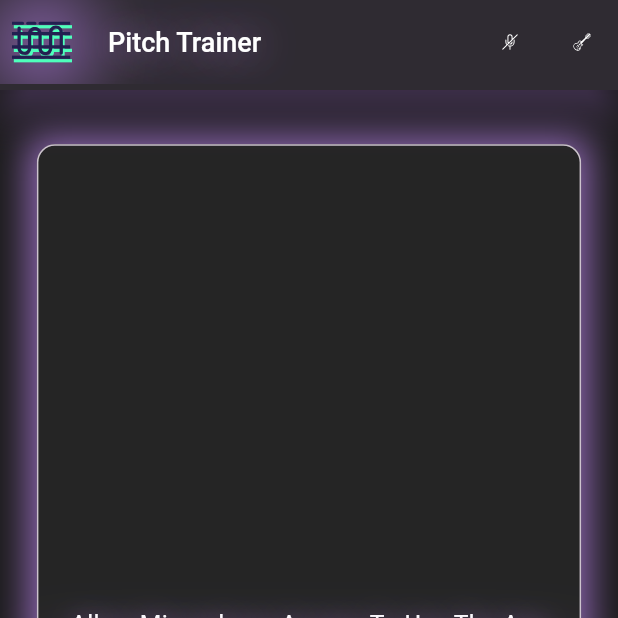
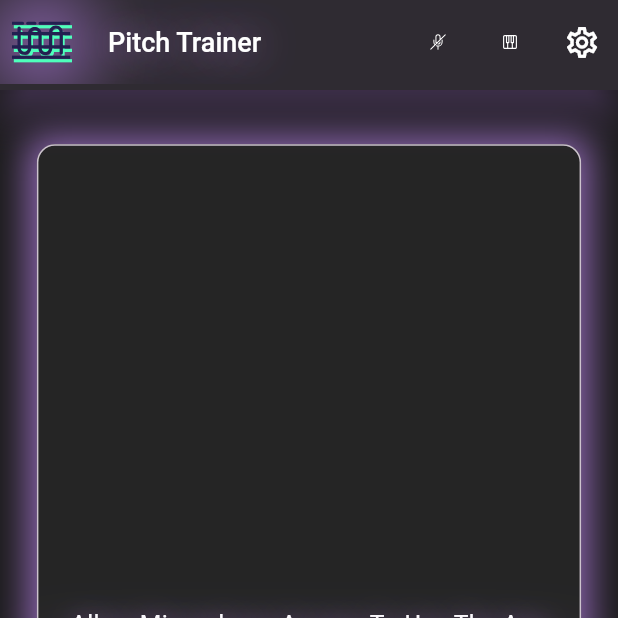
Before and after one commit to mattiolichiara/pitch_trainer, a Flutter app: the screen it shows after launch, on a phone screen of 412 x 824 dp, the top half of it. Run offline on Flutter 3.47's test engine with Material 3 defaults, Android fonts, the phone set to English and light mode, and no system bars; our stand-ins replace flutter_bloc, flutter_svg, permission_handler, shared_preferences; missing offline and left inert: complex, flutter_audio_waveforms, linear_progress_bar, record.

Commit message:
+Added Theme Cubit +Added Theme Selection Section +Added Settings View +@TODO Theme Selection Logic +@TODO ColorScheme definition +@TODO Apply Color Theme

```diff
--- a/lib/app.dart
+++ b/lib/app.dart
@@ -1,11 +1,19 @@
 import 'package:flutter/material.dart';
-import 'package:pitch_trainer/sampling/sound_sampling.dart';
+import 'package:flutter_bloc/flutter_bloc.dart';
+import 'package:pitch_trainer/sampling/view/sound_sampling.dart';
+
+import 'general/utils/theme_cubit.dart';
 
 class MyApp extends StatelessWidget {
-  const MyApp({super.key});
+  final ThemeCubit themeCubit;
+  const MyApp({super.key, required this.themeCubit});
 
   @override
   Widget build(BuildContext context) {
+    return BlocProvider.value(
+      value: themeCubit,
+      child: BlocBuilder<ThemeCubit, ThemeData>(
+        builder: (context, theme) {
           return MaterialApp(
             title: 'Pitch Trainer',
             theme: ThemeData(
@@ -16,5 +24,8 @@ class MyApp extends StatelessWidget {
             ),
             home: const SoundSampling(),
           );
+        },
+      ),
+    );
   }
 }
--- /dev/null
+++ b/lib/general/utils/theme_cubit.dart
@@ -0,0 +1,104 @@
+import 'package:flutter/material.dart';
+import 'package:flutter_bloc/flutter_bloc.dart';
+import 'package:shared_preferences/shared_preferences.dart';
+
+enum AppThemeMode {purple, green, blue, red, pink, yellow, orange}
+
+class ThemeCubit extends Cubit<ThemeData> {
+  ThemeCubit() : super(_themes[AppThemeMode.purple]!);
+
+  static final Map<AppThemeMode, ThemeData> _themes = {
+    AppThemeMode.purple: ThemeData(
+      brightness: Brightness.dark,
+      colorScheme: const ColorScheme.dark(
+        primary: Colors.purple,
+        secondary: Colors.blueAccent,
+        surface: Colors.grey,
+        onPrimary: Colors.black,
+        onSecondary: Colors.white,
+        onSurface: Colors.black,
+      ),
+    ),
+    AppThemeMode.green: ThemeData(
+      brightness: Brightness.dark,
+      colorScheme: const ColorScheme.dark(
+        primary: Colors.green,
+        secondary: Colors.deepPurple,
+        surface: Colors.grey,
+        onPrimary: Colors.white,
+        onSecondary: Colors.white,
+        onSurface: Colors.white,
+      ),
+    ),
+    AppThemeMode.blue: ThemeData(
+      brightness: Brightness.dark,
+      colorScheme: const ColorScheme.dark(
+        primary: Colors.blue,
+        secondary: Colors.blueAccent,
+        surface: Colors.white,
+        onPrimary: Colors.white,
+        onSecondary: Colors.white,
+        onSurface: Colors.black,
+      ),
+    ),
+    AppThemeMode.red: ThemeData(
+      brightness: Brightness.dark,
+      colorScheme: const ColorScheme.dark(
+        primary: Colors.red,
+        secondary: Colors.lightGreen,
+        surface: Colors.white,
+        onPrimary: Colors.white,
+        onSecondary: Colors.black,
+        onSurface: Colors.black,
+      ),
+    ),
+    AppThemeMode.pink: ThemeData(
+      brightness: Brightness.dark,
+      colorScheme: const ColorScheme.dark(
+        primary: Colors.pink,
+        secondary: Colors.redAccent,
+        surface: Colors.white,
+        onPrimary: Colors.white,
+        onSecondary: Colors.black,
+        onSurface: Colors.black,
+      ),
+    ),
+    AppThemeMode.yellow: ThemeData(
+      brightness: Brightness.dark,
+      colorScheme: const ColorScheme.dark(
+        primary: Colors.yellow,
+        secondary: Colors.pinkAccent,
+        surface: Colors.white,
+        onPrimary: Colors.white,
+        onSecondary: Colors.black,
+        onSurface: Colors.black,
+      ),
+    ),
+    AppThemeMode.orange: ThemeData(
+      brightness: Brightness.dark,
+      colorScheme: const ColorScheme.dark(
+        primary: Colors.orange,
+        secondary: Colors.pinkAccent,
+        surface: Colors.white,
+        onPrimary: Colors.white,
+        onSecondary: Colors.black,
+        onSurface: Colors.black,
+      ),
+    ),
+  };
+
+  Future<void> loadTheme() async {
+    final prefs = await SharedPreferences.getInstance();
+    int theme = prefs.getInt('theme') ?? 0;
+    AppThemeMode selectedTheme = AppThemeMode.values[theme];
+    emit(_themes[selectedTheme]!);
+  }
+
+  Future<void> changeTheme(AppThemeMode theme) async {
+    final prefs = await SharedPreferences.getInstance();
+    await prefs.setInt('theme', theme.index);
+    emit(_themes[theme]!);
+  }
+
+  Map<AppThemeMode, ThemeData> get availableThemes => _themes;
+}
--- a/lib/widgets/home_app_bar.dart
+++ b/lib/general/widgets/home_app_bar.dart
@@ -1,8 +1,7 @@
-import 'package:flutter/cupertino.dart';
 import 'package:flutter/material.dart';
 import 'package:flutter_svg/svg.dart';
+import '../../sampling/view/sound_sampling.dart';
 
-import '../sampling/sound_sampling.dart';
 
 class HomeAppBar extends StatefulWidget implements PreferredSizeWidget {
   const HomeAppBar({super.key, this.title = '', required this.action1, required this.action2, required this.action3, this.isHome = false});
--- /dev/null
+++ b/lib/general/widgets/ui_utils.dart
@@ -0,0 +1,26 @@
+import 'package:flutter/material.dart';
+
+class UiUtils {
+
+  static Widget loadingStyle() {
+    Color purpleLerpy = Color.lerp(
+        const Color(0xFF9168B6), Colors.white, 0.35)!;
+
+    return Center(
+      child: CircularProgressIndicator(
+        color: purpleLerpy,
+        strokeWidth: 1,
+      ),
+    );
+  }
+
+  static BoxShadow widgetsShadow(double spreadRadius, double blurRadius) {
+    return BoxShadow(
+      color: const Color(0xFF9168B6),
+      spreadRadius: spreadRadius,
+      blurRadius: blurRadius,
+      offset: const Offset(0, 1),
+    );
+  }
+
+}
--- a/lib/sampling/sound_sampling.dart
+++ b/lib/sampling/view/sound_sampling.dart
@@ -1,20 +1,21 @@
 import 'dart:async';
-import 'dart:math';
 import 'dart:typed_data';
 
 import 'package:complex/complex.dart';
 import 'package:flutter/material.dart';
-import 'package:pitch_trainer/sampling/sampling_type.dart';
-import 'package:pitch_trainer/sampling/utils/frequencies.dart';
 import 'package:pitch_trainer/sampling/utils/recorder.dart';
 import 'package:pitch_trainer/sampling/utils/sound_processing.dart';
-import 'package:pitch_trainer/widgets/home_app_bar.dart';
 import 'package:permission_handler/permission_handler.dart';
 import 'package:flutter_audio_waveforms/flutter_audio_waveforms.dart';
 import 'package:flutter_svg/svg.dart';
 import 'package:linear_progress_bar/linear_progress_bar.dart';
+import 'package:pitch_trainer/sampling/view/sampling_type.dart';
 import 'package:shared_preferences/shared_preferences.dart';
 import 'package:record/record.dart';
+
+import '../../general/view/settings.dart';
+import '../../general/widgets/home_app_bar.dart';
+import '../../general/widgets/ui_utils.dart';
 
 class SoundSampling extends StatefulWidget {
   const SoundSampling({super.key});
@@ -32,21 +33,20 @@ class _SoundSampling extends State<SoundSampling> with WidgetsBindingObserver {
   double _accuracy = 0.0;
   double _minFrequency = 0.0;
   double _maxFrequency = 0.0;
+  String _selectedInstrument = "";
   late AudioRecorder _recorder;
   bool _isRecording = false;
+  bool _isLoading = true;
 
   @override
   void initState() {
-    super.initState();
-
-    WidgetsFlutterBinding.ensureInitialized().addPostFrameCallback((_) async {
-      await _loadFrequencyValues();
-      debugPrint("Min: $_minFrequency - Max: $_maxFrequency");
-    });
+    _loadPreferences().then((_){});
 
     _recorder = AudioRecorder();
     WidgetsBinding.instance.addObserver(this);
     _requestPermissions(_recorder);
+
+    super.initState();
   }
 
   @override
@@ -67,15 +67,6 @@ class _SoundSampling extends State<SoundSampling> with WidgetsBindingObserver {
   }
 
   //STYLE
-  BoxShadow _widgetsShadow(double spreadRadius, double blurRadius) {
-    return BoxShadow(
-      color: const Color(0xFF9168B6),
-      spreadRadius: spreadRadius,
-      blurRadius: blurRadius,
-      offset: const Offset(0, 1),
-    );
-  }
-
   Widget _progressBarStyle(size) {
     return Center(
       child: Container(
@@ -96,9 +87,9 @@ class _SoundSampling extends State<SoundSampling> with WidgetsBindingObserver {
     );
   }
 
-  Widget _settingsIcon(size) {
+  Widget _instrumentIcon(size) {
     return SvgPicture.asset(
-      "assets/icons/guitar-svgrepo-com.svg",
+      _selectedInstrument,
       height: size.height * 0.03,
       width: size.width * 0.03,
       colorFilter: const ColorFilter.mode(Colors.white, BlendMode.srcIn),
@@ -158,9 +149,16 @@ class _SoundSampling extends State<SoundSampling> with WidgetsBindingObserver {
     );
   }
 
+  Widget _instruments(size) {
+    return IconButton(
+      icon: _instrumentIcon(size),
+      onPressed: _onPressedInstruments,
+    );
+  }
+
   Widget _settings(size) {
     return IconButton(
-      icon: _settingsIcon(size),
+      icon: Icon(Icons.settings_outlined, color: Colors.white, size: size.height*0.03,),
       onPressed: _onPressedSettings,
     );
   }
@@ -191,7 +189,7 @@ class _SoundSampling extends State<SoundSampling> with WidgetsBindingObserver {
     return Container(
       decoration: BoxDecoration(
         boxShadow: [
-          _widgetsShadow(1, 45)
+          UiUtils.widgetsShadow(1, 45)
         ],
       ),
       child: CurvedPolygonWaveform(
@@ -218,7 +216,7 @@ class _SoundSampling extends State<SoundSampling> with WidgetsBindingObserver {
             color: Colors.white,
             fontSize: size.width * 0.35,
             shadows: [
-              _widgetsShadow(80, 20),
+              UiUtils.widgetsShadow(80, 20),
             ],
           ),
         )
@@ -228,7 +226,7 @@ class _SoundSampling extends State<SoundSampling> with WidgetsBindingObserver {
             color: Colors.white,
             fontSize: size.width * 0.04,
             shadows: [
-              _widgetsShadow(80, 20),
+              UiUtils.widgetsShadow(80, 20),
             ],
           ),
         ));
@@ -247,7 +245,7 @@ class _SoundSampling extends State<SoundSampling> with WidgetsBindingObserver {
             color: Colors.white,
             fontSize: size.width * 0.038,
             shadows: [
-              _widgetsShadow(80, 20),
+              UiUtils.widgetsShadow(80, 20),
             ],
           ),
         ),
@@ -259,7 +257,7 @@ class _SoundSampling extends State<SoundSampling> with WidgetsBindingObserver {
             color: Colors.white,
             fontSize: size.width * 0.038,
             shadows: [
-              _widgetsShadow(80, 20),
+              UiUtils.widgetsShadow(80, 20),
             ],
           ),
         ),
@@ -320,18 +318,34 @@ class _SoundSampling extends State<SoundSampling> with WidgetsBindingObserver {
     });
   }
 
+  Future<void> _loadPreferences() async {
+    await _loadFrequencyValues();
+
+    setState(() {
+      _isLoading = false;
+    });
+  }
+
   Future<void> _loadFrequencyValues() async {
     SharedPreferences prefs = await SharedPreferences.getInstance();
     setState(() {
       _minFrequency = prefs.getDouble('minFrequency') ?? 27.50;
       _maxFrequency = prefs.getDouble('maxFrequency') ?? 4186.01;
+      _selectedInstrument = prefs.getString('instrumentIcon') ?? 'assets/icons/piano-instrument-keyboard-svgrepo-com.svg';
     });
+  }
+
+  void _onPressedInstruments() {
+    Recorder.stopRecording(_recorder, _resetPitchValues);
+    Navigator.of(context).push(MaterialPageRoute(
+      builder: (context) => const SamplingType(),
+    ));
   }
 
   void _onPressedSettings() {
     Recorder.stopRecording(_recorder, _resetPitchValues);
     Navigator.of(context).push(MaterialPageRoute(
-      builder: (context) => const SamplingType(),
+      builder: (context) => const Settings(),
     ));
   }
 
@@ -354,14 +368,14 @@ class _SoundSampling extends State<SoundSampling> with WidgetsBindingObserver {
 
   Future<void> _processAudio(Stream<Uint8List> stream) async {
     debugPrint("Listening...");
-    debugPrint("Max: $_maxFrequency - Min: $_minFrequency");
+    //debugPrint("Max: $_maxFrequency - Min: $_minFrequency");
 
     stream.listen((data) {
       List<Complex> processedData = SoundProcessing.fft(SoundProcessing.convertToComplex(SoundProcessing.convertToInt16(data)));
       double frequency = SoundProcessing.getFrequency(SoundProcessing.getPeakIndex(processedData), Recorder.sampleRate, (data.length/2).toInt());
       String note = SoundProcessing.getClosestNoteFromFrequency(frequency);
 
-      debugPrint("NOTE: $note, FREQUENCY: $frequency");
+      //debugPrint("NOTE: $note, FREQUENCY: $frequency");
       if (frequency >= _minFrequency && frequency <= _maxFrequency) {
         _setPitchValues(note, frequency);
       }
@@ -381,8 +395,8 @@ class _SoundSampling extends State<SoundSampling> with WidgetsBindingObserver {
           title: 'Pitch Trainer',
           isHome: true,
           action1: _startStopRecording(size),
-          action2: _settings(size),
-          action3: Container(),
+          action2: _isLoading ? UiUtils.loadingStyle() : _instruments(size),
+          action3: _settings(size),
         ),
         body: Column(
           children: [
@@ -397,7 +411,7 @@ class _SoundSampling extends State<SoundSampling> with WidgetsBindingObserver {
                   width: size.width * 0.9,
                   decoration: BoxDecoration(
                     boxShadow: [
-                      _widgetsShadow(2, 20),
+                      UiUtils.widgetsShadow(2, 20),
                     ],
                   ),
                   child: _mainCard(size),
--- a/pubspec.yaml
+++ b/pubspec.yaml
@@ -37,8 +37,9 @@ dependencies:
   flutter_launcher_icons: ^0.14.1
   flutter_native_splash: ^2.4.1
   linear_progress_bar: ^1.1.2
-  shared_preferences: ^2.3.2
+  shared_preferences: ^2.5.2
   complex: ^0.8.0
+  flutter_bloc: ^9.1.0
 
   # The following adds the Cupertino Icons font to your application.
   # Use with the CupertinoIcons class for iOS style icons.
```
Also changed, not shown: lib/general/view/settings.dart (added, +119 -0 lines), lib/main.dart (+7 -2 lines), lib/sampling/view/sampling_type.dart (renamed from lib/sampling/sampling_type.dart, +18 -25 lines), pubspec.lock, 5 other files. Lines whose indentation alone changed are shown as unchanged.
